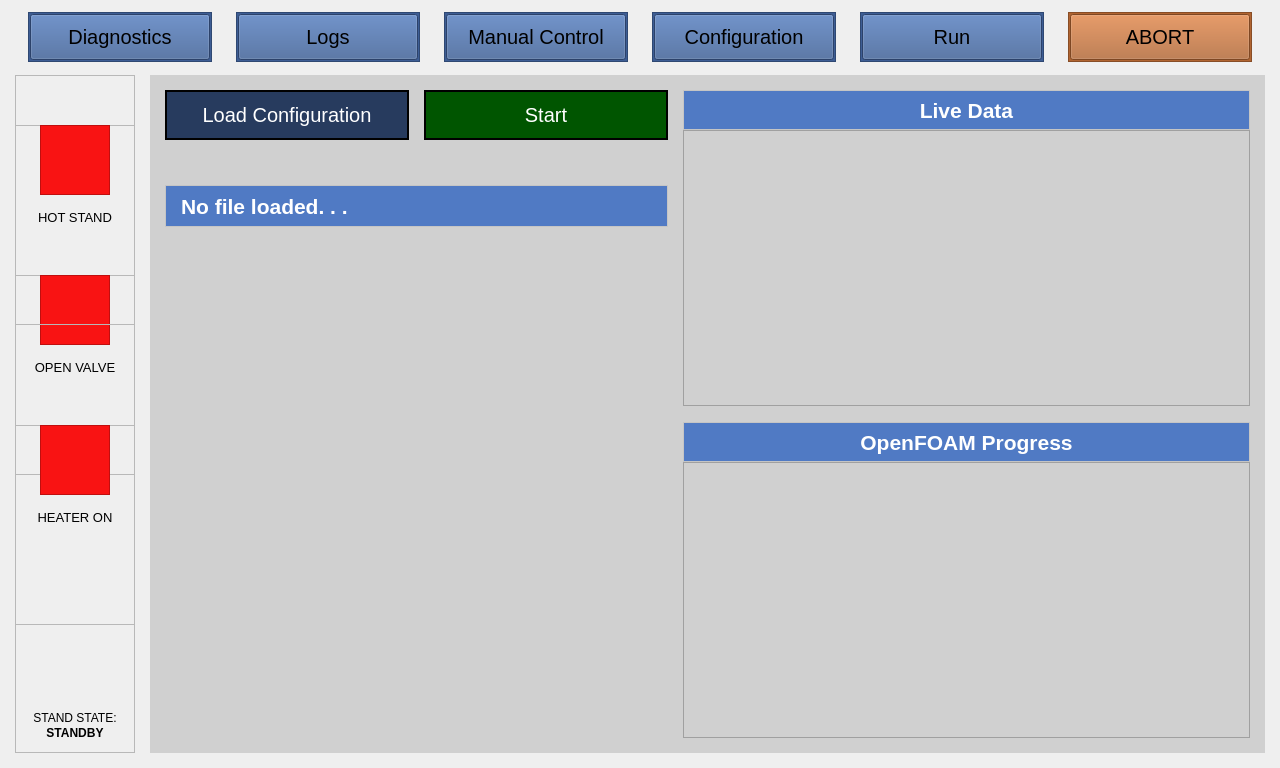
This is App/UI/QT5_Generated_UI.ui in osuntp/ntp as Qt 5 draws it before an edit. The edited form follows.
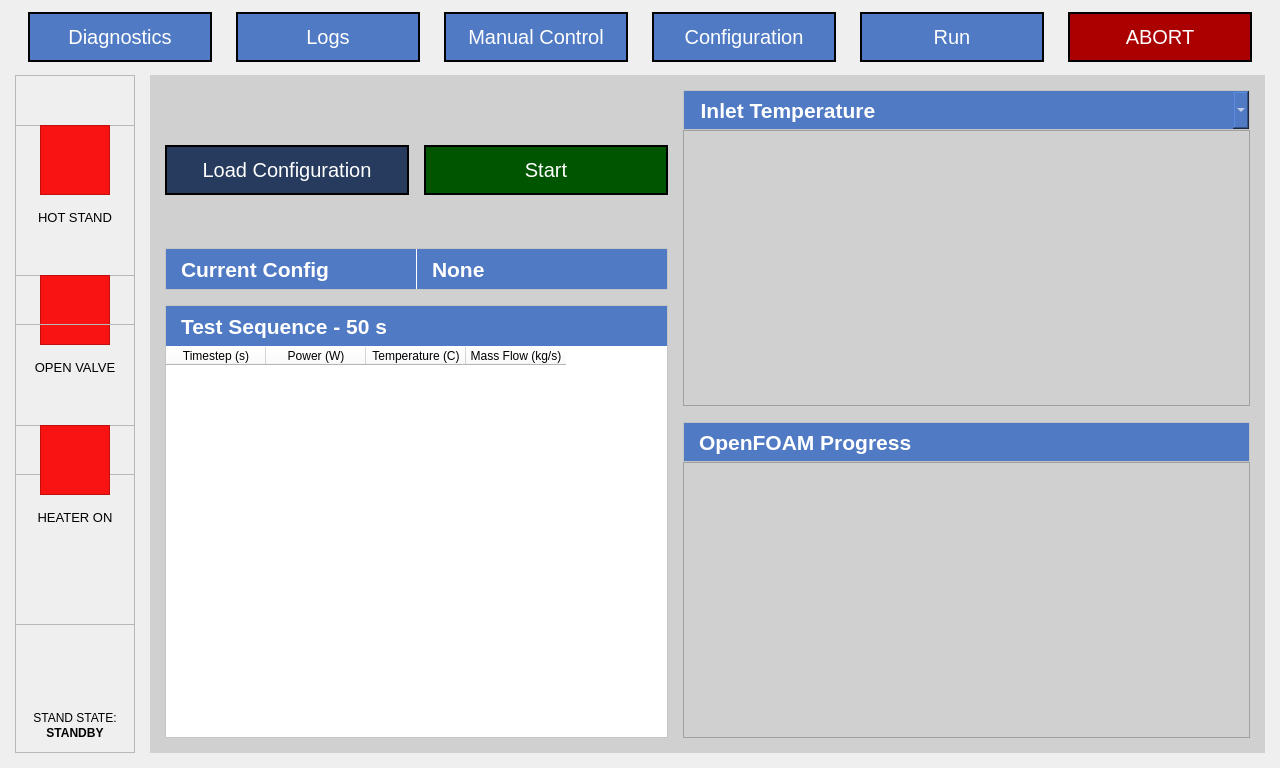
This is the edited form.

Commit message: Run page will now load and display the test sequence from the config file.

Patch:
```diff
--- a/App/UI/QT5_Generated_UI.ui
+++ b/App/UI/QT5_Generated_UI.ui
@@ -33,7 +33,7 @@
       </rect>
      </property>
      <property name="styleSheet">
-      <string notr="true">background-color: rgb(176, 100, 49);</string>
+      <string notr="true">background-color: rgb(0,0,0);</string>
      </property>
      <property name="frameShape">
       <enum>QFrame::StyledPanel</enum>
@@ -57,6 +57,9 @@
         <bold>false</bold>
        </font>
       </property>
+      <property name="styleSheet">
+       <string notr="true"> background-color: rgb(170, 0, 0); color: rgb(255, 255, 255); border: 0px;</string>
+      </property>
       <property name="text">
        <string>ABORT</string>
       </property>
@@ -72,7 +75,7 @@
       </rect>
      </property>
      <property name="styleSheet">
-      <string notr="true">background-color: rgb(61, 93, 148);</string>
+      <string notr="true">background-color: rgb(0,0,0);</string>
      </property>
      <property name="frameShape">
       <enum>QFrame::StyledPanel</enum>
@@ -96,6 +99,9 @@
         <bold>false</bold>
        </font>
       </property>
+      <property name="styleSheet">
+       <string notr="true">background-color: rgb(80, 122, 196); color: rgb(255, 255, 255); border: 0px;</string>
+      </property>
       <property name="text">
        <string>Run</string>
       </property>
@@ -111,7 +117,7 @@
       </rect>
      </property>
      <property name="styleSheet">
-      <string notr="true">background-color: rgb(61, 93, 148);</string>
+      <string notr="true">background-color: rgb(0,0,0);</string>
      </property>
      <property name="frameShape">
       <enum>QFrame::StyledPanel</enum>
@@ -135,6 +141,9 @@
         <bold>false</bold>
        </font>
       </property>
+      <property name="styleSheet">
+       <string notr="true">background-color: rgb(80, 122, 196); color: rgb(255, 255, 255); border: 0px;</string>
+      </property>
       <property name="text">
        <string>Configuration</string>
       </property>
@@ -150,7 +159,7 @@
       </rect>
      </property>
      <property name="styleSheet">
-      <string notr="true">background-color: rgb(61, 93, 148);</string>
+      <string notr="true">background-color: rgb(0,0,0);</string>
      </property>
      <property name="frameShape">
       <enum>QFrame::StyledPanel</enum>
@@ -175,7 +184,7 @@
        </font>
       </property>
       <property name="styleSheet">
-       <string notr="true"/>
+       <string notr="true">background-color: rgb(80, 122, 196); color: rgb(255, 255, 255); border: 0px;</string>
       </property>
       <property name="text">
        <string>Manual Control</string>
@@ -192,7 +201,7 @@
       </rect>
      </property>
      <property name="styleSheet">
-      <string notr="true">background-color: rgb(61, 93, 148);</string>
+      <string notr="true">background-color: rgb(0,0,0);</string>
      </property>
      <property name="frameShape">
       <enum>QFrame::StyledPanel</enum>
@@ -216,6 +225,9 @@
         <bold>false</bold>
        </font>
       </property>
+      <property name="styleSheet">
+       <string notr="true">background-color: rgb(80, 122, 196); color: rgb(255, 255, 255); border: 0px;</string>
+      </property>
       <property name="text">
        <string>Logs</string>
       </property>
@@ -231,7 +243,7 @@
       </rect>
      </property>
      <property name="styleSheet">
-      <string notr="true">background-color: rgb(61, 93, 148);</string>
+      <string notr="true">background-color: rgb(0,0,0);</string>
      </property>
      <property name="frameShape">
       <enum>QFrame::StyledPanel</enum>
@@ -255,6 +267,9 @@
         <bold>false</bold>
        </font>
       </property>
+      <property name="styleSheet">
+       <string notr="true">background-color: rgb(80, 122, 196); color: rgb(255, 255, 255); border: 0px;</string>
+      </property>
       <property name="text">
        <string>Diagnostics</string>
       </property>
@@ -2082,10 +2097,7 @@
       <property name="frameShadow">
        <enum>QFrame::Raised</enum>
       </property>
-      <widget class="QLabel" name="run_plot1_title">
-       <property name="enabled">
-        <bool>true</bool>
-       </property>
+      <widget class="QComboBox" name="run_plot1_combo">
        <property name="geometry">
         <rect>
          <x>1</x>
@@ -2104,15 +2116,26 @@
        <property name="styleSheet">
         <string notr="true"> background-color: rgb(80, 122, 196); color: rgb(255, 255, 255); border: 0px;</string>
        </property>
-       <property name="text">
-        <string>Live Data</string>
-       </property>
-       <property name="alignment">
-        <set>Qt::AlignCenter</set>
-       </property>
-       <property name="indent">
-        <number>15</number>
-       </property>
+       <item>
+        <property name="text">
+         <string>  Inlet Temperature</string>
+        </property>
+       </item>
+       <item>
+        <property name="text">
+         <string>  Inlet Pressure</string>
+        </property>
+       </item>
+       <item>
+        <property name="text">
+         <string>  Exit Temperature</string>
+        </property>
+       </item>
+       <item>
+        <property name="text">
+         <string>  Exit Pressure</string>
+        </property>
+       </item>
       </widget>
      </widget>
      <widget class="QGraphicsView" name="run_plot2">
@@ -2169,7 +2192,7 @@
         <string>OpenFOAM Progress</string>
        </property>
        <property name="alignment">
-        <set>Qt::AlignCenter</set>
+        <set>Qt::AlignLeading|Qt::AlignLeft|Qt::AlignVCenter</set>
        </property>
        <property name="indent">
         <number>15</number>
@@ -2180,7 +2203,7 @@
       <property name="geometry">
        <rect>
         <x>15</x>
-        <y>15</y>
+        <y>70</y>
         <width>244</width>
         <height>50</height>
        </rect>
@@ -2222,7 +2245,7 @@
       <property name="geometry">
        <rect>
         <x>274</x>
-        <y>15</y>
+        <y>70</y>
         <width>244</width>
         <height>50</height>
        </rect>
@@ -2264,7 +2287,7 @@
       <property name="geometry">
        <rect>
         <x>15</x>
-        <y>110</y>
+        <y>173</y>
         <width>503</width>
         <height>42</height>
        </rect>
@@ -2284,8 +2307,85 @@
        </property>
        <property name="geometry">
         <rect>
+         <x>252</x>
+         <y>1</y>
+         <width>250</width>
+         <height>40</height>
+        </rect>
+       </property>
+       <property name="font">
+        <font>
+         <pointsize>16</pointsize>
+         <weight>75</weight>
+         <bold>true</bold>
+        </font>
+       </property>
+       <property name="styleSheet">
+        <string notr="true"> background-color: rgb(80, 122, 196); color: rgb(255, 255, 255); border: 0px;</string>
+       </property>
+       <property name="text">
+        <string>None</string>
+       </property>
+       <property name="indent">
+        <number>15</number>
+       </property>
+      </widget>
+      <widget class="QLabel" name="run_trialname_label">
+       <property name="enabled">
+        <bool>true</bool>
+       </property>
+       <property name="geometry">
+        <rect>
          <x>1</x>
          <y>1</y>
+         <width>250</width>
+         <height>40</height>
+        </rect>
+       </property>
+       <property name="font">
+        <font>
+         <pointsize>16</pointsize>
+         <weight>75</weight>
+         <bold>true</bold>
+        </font>
+       </property>
+       <property name="styleSheet">
+        <string notr="true"> background-color: rgb(80, 122, 196); color: rgb(255, 255, 255); border: 0px;</string>
+       </property>
+       <property name="text">
+        <string>Current Config</string>
+       </property>
+       <property name="indent">
+        <number>15</number>
+       </property>
+      </widget>
+     </widget>
+     <widget class="QFrame" name="run_test_sequence_frame">
+      <property name="geometry">
+       <rect>
+        <x>15</x>
+        <y>230</y>
+        <width>503</width>
+        <height>433</height>
+       </rect>
+      </property>
+      <property name="styleSheet">
+       <string notr="true">background-color: rgb(255, 255, 255);</string>
+      </property>
+      <property name="frameShape">
+       <enum>QFrame::StyledPanel</enum>
+      </property>
+      <property name="frameShadow">
+       <enum>QFrame::Raised</enum>
+      </property>
+      <widget class="QLabel" name="run_test_sequence_label">
+       <property name="enabled">
+        <bool>true</bool>
+       </property>
+       <property name="geometry">
+        <rect>
+         <x>1</x>
+         <y>1</y>
          <width>501</width>
          <height>40</height>
         </rect>
@@ -2301,12 +2401,49 @@
         <string notr="true"> background-color: rgb(80, 122, 196); color: rgb(255, 255, 255); border: 0px;</string>
        </property>
        <property name="text">
-        <string>No file loaded. . .</string>
+        <string>Test Sequence - 50 s</string>
        </property>
        <property name="indent">
         <number>15</number>
        </property>
       </widget>
+      <widget class="QTableWidget" name="run_test_sequence_table">
+       <property name="geometry">
+        <rect>
+         <x>1</x>
+         <y>42</y>
+         <width>501</width>
+         <height>390</height>
+        </rect>
+       </property>
+       <property name="styleSheet">
+        <string notr="true">color: rgb(0, 0, 0); border: 0px;
+background-color: rgb(255, 255, 255);</string>
+       </property>
+       <property name="editTriggers">
+        <set>QAbstractItemView::NoEditTriggers</set>
+       </property>
+       <column>
+        <property name="text">
+         <string>Timestep (s)</string>
+        </property>
+       </column>
+       <column>
+        <property name="text">
+         <string>Power (W)</string>
+        </property>
+       </column>
+       <column>
+        <property name="text">
+         <string>Temperature (C)</string>
+        </property>
+       </column>
+       <column>
+        <property name="text">
+         <string>Mass Flow (kg/s)</string>
+        </property>
+       </column>
+      </widget>
      </widget>
     </widget>
    </widget>
```
The commit also changes 5 other files.
